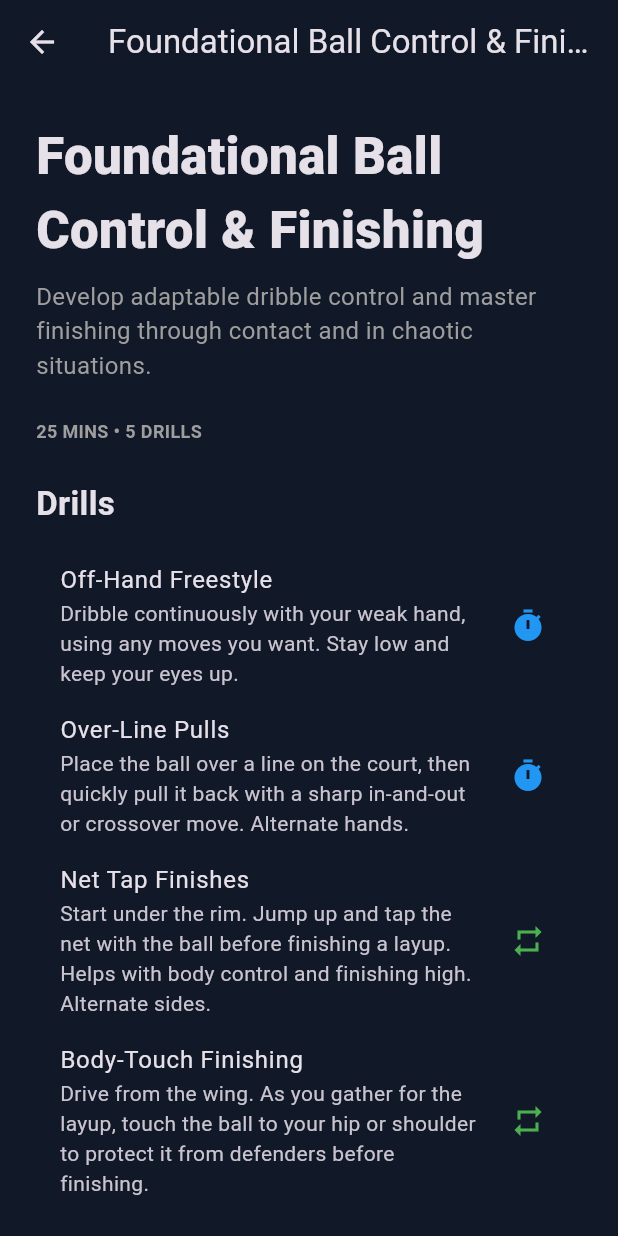
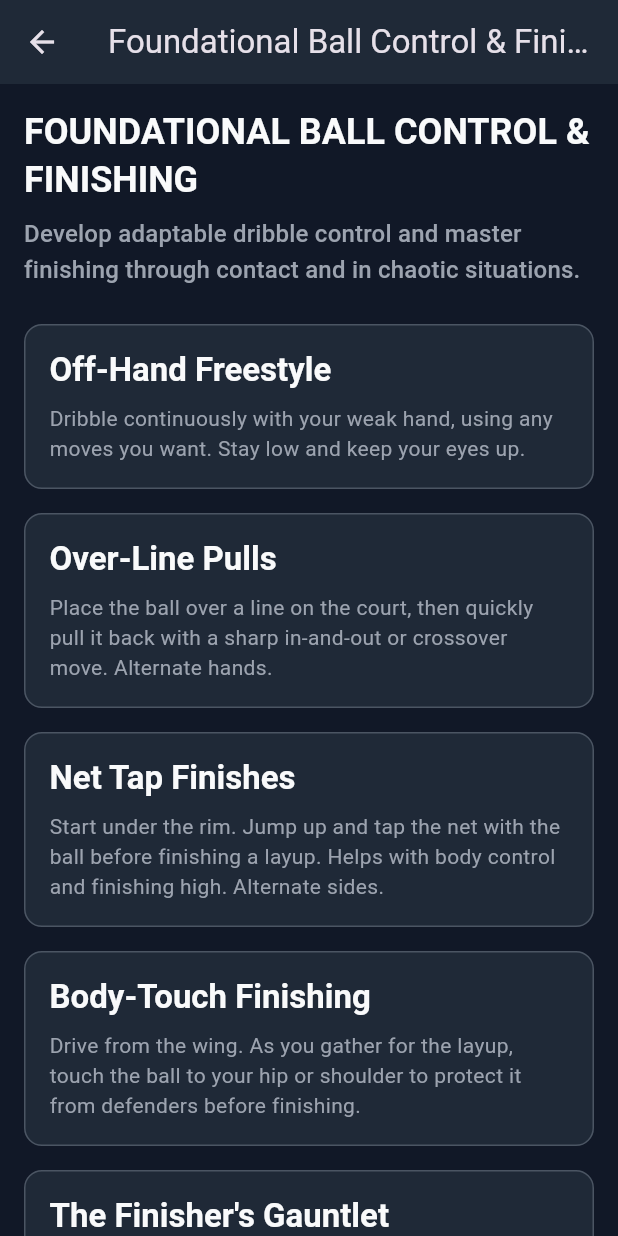
Before and after one commit to ben-danzig/flutter_bball_app, a Flutter app: the screen it shows after launch, after a tap on "Foundational Ball Control & Finishing", on a phone screen of 412 x 824 dp. Run offline on Flutter 3.47's test engine with Material 3 defaults, Android fonts, the phone set to English and light mode, and no system bars.

Commit message:
feat: Implement workout detail screen and refactor library UI
Builds the `WorkoutDetailScreen` to display the name, objective, and a list of drills for a selected workout. The screen uses a `CustomScrollView` with slivers for a flexible layout that matches the design mockups.

This commit also refactors the `WorkoutLibraryScreen` to use a `CustomScrollView` for UI consistency and updates the `WorkoutCard` design.

Key changes:
- Create `WorkoutDetailScreen` with a detailed drill list.
- Refactor `WorkoutLibraryScreen` to use Slivers.
- Add widget tests for the new `WorkoutDetailScreen`.
- Update library and navigation tests to reflect the UI refactor.

```diff
--- a/lib/screens/detail/workout_detail_screen.dart
+++ b/lib/screens/detail/workout_detail_screen.dart
@@ -2,100 +2,111 @@ import 'package:flutter/material.dart';
 import 'package:flutter_bball_app/models/workout_blueprint.dart';
 
 class WorkoutDetailScreen extends StatelessWidget {
-  final WorkoutBlueprint blueprint;
+  final WorkoutBlueprint workout;
 
-  const WorkoutDetailScreen({
-    super.key,
-    required this.blueprint,
-  });
+  const WorkoutDetailScreen({super.key, required this.workout});
 
   @override
   Widget build(BuildContext context) {
+    final textTheme = Theme.of(context).textTheme;
+
     return Scaffold(
+      backgroundColor: const Color(0xFF111827),
       appBar: AppBar(
-        title: Text(blueprint.name),
-        backgroundColor: Colors.transparent,
-        elevation: 0,
+        title: Text(workout.name),
+        backgroundColor: const Color(0xFF1f2937),
       ),
-      body: Padding(
-        padding: const EdgeInsets.all(24.0),
+      body: CustomScrollView(
+        slivers: [
+          SliverToBoxAdapter(
+            child: Padding(
+              padding: const EdgeInsets.all(16.0),
               child: Column(
                 crossAxisAlignment: CrossAxisAlignment.start,
                 children: [
                   Text(
-              blueprint.name,
-              style: const TextStyle(
-                fontSize: 34,
-                fontWeight: FontWeight.w900,
+                    workout.name.toUpperCase(),
+                    style: textTheme.headlineSmall?.copyWith(
+                      color: const Color(0xFFf9fafb),
+                      fontWeight: FontWeight.bold,
                     ),
                   ),
                   const SizedBox(height: 8),
                   Text(
-              blueprint.objective,
-              style: const TextStyle(
-                fontSize: 16,
-                color: Colors.grey,
+                    workout.objective,
+                    style: textTheme.titleMedium?.copyWith(
+                      color: const Color(0xFF9ca3af),
                     ),
                   ),
-            const SizedBox(height: 24),
+                ],
+              ),
+            ),
+          ),
+          SliverList(
+            delegate: SliverChildBuilderDelegate(
+              (context, index) {
+                final drill = workout.drills[index];
+                return Padding(
+                  padding:
+                      const EdgeInsets.symmetric(horizontal: 16.0, vertical: 8.0),
+                  child: Container(
+                    padding: const EdgeInsets.all(16.0),
+                    decoration: BoxDecoration(
+                      color: const Color(0xFF1f2937),
+                      borderRadius: BorderRadius.circular(12.0),
+                      border: Border.all(color: const Color(0xFF4b5563)),
+                    ),
+                    child: Column(
+                      crossAxisAlignment: CrossAxisAlignment.start,
+                      children: [
                         Text(
-              '${blueprint.estimatedDuration} MINS • ${blueprint.drills.length} DRILLS',
-              style: const TextStyle(
-                fontSize: 12,
-                color: Colors.grey,
+                          drill.name,
+                          style: textTheme.titleLarge?.copyWith(
+                            color: const Color(0xFFf9fafb),
                             fontWeight: FontWeight.bold,
                           ),
                         ),
-            const SizedBox(height: 24),
-            const Text(
-              'Drills',
-              style: TextStyle(
-                fontSize: 22,
-                fontWeight: FontWeight.bold,
-              ),
-            ),
-            const SizedBox(height: 16),
-            Expanded(
-              child: ListView.builder(
-                itemCount: blueprint.drills.length,
-                itemBuilder: (context, index) {
-                  final drill = blueprint.drills[index];
-                  return ListTile(
-                    title: Text(drill.name),
-                    subtitle: Text(drill.description),
-                    trailing: _buildDrillTypeIndicator(drill.type),
-                  );
-                },
+                        const SizedBox(height: 8),
+                        Text(
+                          drill.description,
+                          style: textTheme.bodyMedium?.copyWith(
+                            color: const Color(0xFF9ca3af),
                           ),
                         ),
                       ],
                     ),
                   ),
                 );
-  }
-
-  Widget _buildDrillTypeIndicator(String type) {
-    IconData icon;
-    Color color;
-
-    switch (type) {
-      case 'TIMED':
-        icon = Icons.timer;
-        color = Colors.blue;
-        break;
-      case 'REP_BASED':
-        icon = Icons.repeat;
-        color = Colors.green;
-        break;
-      case 'MAKE_TARGET_TIMED':
-        icon = Icons.sports_basketball;
-        color = Colors.orange;
-        break;
-      default:
-        icon = Icons.help_outline;
-        color = Colors.grey;
-    }
-
-    return Icon(icon, color: color);
+              },
+              childCount: workout.drills.length,
+            ),
+          ),
+          SliverToBoxAdapter(
+            child: Padding(
+              padding: const EdgeInsets.all(16.0),
+              child: ElevatedButton(
+                style: ElevatedButton.styleFrom(
+                  backgroundColor: const Color(0xFF3b82f6),
+                  padding: const EdgeInsets.symmetric(vertical: 16.0),
+                  shape: RoundedRectangleBorder(
+                    borderRadius: BorderRadius.circular(999),
+                  ),
+                ),
+                onPressed: () {
+                  // TODO: Navigate to Active Workout Screen
+                },
+                child: Text(
+                  'Start Workout',
+                  style: textTheme.titleMedium?.copyWith(
+                    color: Colors.white,
+                    fontWeight: FontWeight.bold,
+                  ),
+                ),
+              ),
+            ),
+          ),
+        ],
+      ),
+    );
   }
 }
--- a/lib/screens/library/workout_library_screen.dart
+++ b/lib/screens/library/workout_library_screen.dart
@@ -11,113 +11,121 @@ class WorkoutLibraryScreen extends StatefulWidget {
 }
 
 class _WorkoutLibraryScreenState extends State<WorkoutLibraryScreen> {
-  // A Future to hold the result of our repository call
   late Future<WorkoutBlueprint> _workoutBlueprintFuture;
   final WorkoutRepository _workoutRepository = WorkoutRepository();
 
   @override
   void initState() {
     super.initState();
-    // Start loading the data as soon as the widget is created
     _workoutBlueprintFuture = _workoutRepository.getWorkoutBlueprint();
   }
 
   @override
   Widget build(BuildContext context) {
+    final textTheme = Theme.of(context).textTheme;
+
     return Scaffold(
-      body: Padding(
-        padding: const EdgeInsets.all(24.0),
+      backgroundColor: const Color(0xFF111827),
+      body: SafeArea(
+        child: Padding(
+          padding: const EdgeInsets.symmetric(horizontal: 16.0),
           child: Column(
             crossAxisAlignment: CrossAxisAlignment.start,
             children: [
-            const SizedBox(height: 40), // For status bar spacing
-            const Text(
+              const SizedBox(height: 20),
+              Text(
                 'Workouts',
-              style: TextStyle(fontSize: 34, fontWeight: FontWeight.w900),
+                style: textTheme.headlineLarge?.copyWith(
+                  color: const Color(0xFFf9fafb),
+                  fontWeight: FontWeight.bold,
                 ),
-            const Text(
+              ),
+              const SizedBox(height: 8),
+              Text(
                 'Choose a workout to start your session.',
-              style: TextStyle(fontSize: 16, color: Colors.grey),
+                style: textTheme.titleMedium?.copyWith(
+                  color: const Color(0xFF9ca3af),
+                ),
               ),
               const SizedBox(height: 24),
-
-            // FutureBuilder handles the loading/error/success states for us
               FutureBuilder<WorkoutBlueprint>(
                 future: _workoutBlueprintFuture,
                 builder: (context, snapshot) {
-                // State 1: Still loading
                   if (snapshot.connectionState == ConnectionState.waiting) {
                     return const Center(child: CircularProgressIndicator());
                   }
-                // State 2: Error loading data
                   if (snapshot.hasError) {
-                  return Center(child: Text('Error: ${snapshot.error}'));
+                    return Center(
+                        child: Text('Error: ${snapshot.error}',
+                            style: const TextStyle(color: Colors.white)));
                   }
-                // State 3: Data loaded successfully
                   if (snapshot.hasData) {
-                  final blueprint = snapshot.data!;
+                    final workout = snapshot.data!;
                     return GestureDetector(
                       onTap: () {
                         Navigator.push(
                           context,
                           MaterialPageRoute(
-                          builder: (context) => WorkoutDetailScreen(
-                            blueprint: blueprint,
-                          ),
+                            builder: (context) =>
+                                WorkoutDetailScreen(workout: workout),
                           ),
                         );
                       },
-                    child: _WorkoutCard(blueprint: blueprint),
+                      child: _WorkoutCard(workout: workout),
                     );
                   }
-                // Default state (should not be reached)
-                return const Center(child: Text('No workout found.'));
+                  return const Center(
+                      child: Text('No workout found.',
+                          style: TextStyle(color: Colors.white)));
                 },
               ),
             ],
+          ),
         ),
       ),
     );
   }
 }
 
-// A private helper widget for the card UI to keep the build method clean
 class _WorkoutCard extends StatelessWidget {
-  final WorkoutBlueprint blueprint;
-  const _WorkoutCard({required this.blueprint});
+  final WorkoutBlueprint workout;
+  const _WorkoutCard({required this.workout});
 
   @override
   Widget build(BuildContext context) {
+    final textTheme = Theme.of(context).textTheme;
+
     return Container(
       padding: const EdgeInsets.all(20),
       decoration: BoxDecoration(
-        color: Colors.grey[850],
+        color: const Color(0xFF1f2937),
         borderRadius: BorderRadius.circular(16),
-        border: Border.all(color: Colors.grey[800]!),
+        border: Border.all(color: const Color(0xFF4b5563)),
       ),
       child: Column(
         crossAxisAlignment: CrossAxisAlignment.start,
         children: [
           Text(
-            blueprint.name,
-            style: const TextStyle(
-              fontSize: 22,
+            workout.name,
+            style: textTheme.headlineSmall?.copyWith(
+              color: const Color(0xFF3b82f6),
               fontWeight: FontWeight.bold,
-              color: Color(0xFF60A5FA), // Light Blue
             ),
           ),
           const SizedBox(height: 8),
           Text(
-            blueprint.objective,
-            style: const TextStyle(fontSize: 14, color: Colors.grey),
+            workout.objective,
+            style: textTheme.bodyLarge?.copyWith(
+              color: const Color(0xFF9ca3af),
+            ),
           ),
           const SizedBox(height: 16),
           Text(
-            '${blueprint.estimatedDuration} MINS • ${blueprint.drills.length} DRILLS',
-            style: const TextStyle(
-                fontSize: 12,
-                color: Colors.grey,
-                fontWeight: FontWeight.bold),
+            '${workout.estimatedDuration} MINS • ${workout.drills.length} DRILLS',
+            style: textTheme.bodySmall?.copyWith(
+              color: const Color(0xFF9ca3af),
+              fontWeight: FontWeight.bold,
+            ),
           ),
         ],
       ),
```
Also changed, not shown: 4 other files. Lines whose indentation alone changed are shown as unchanged.
